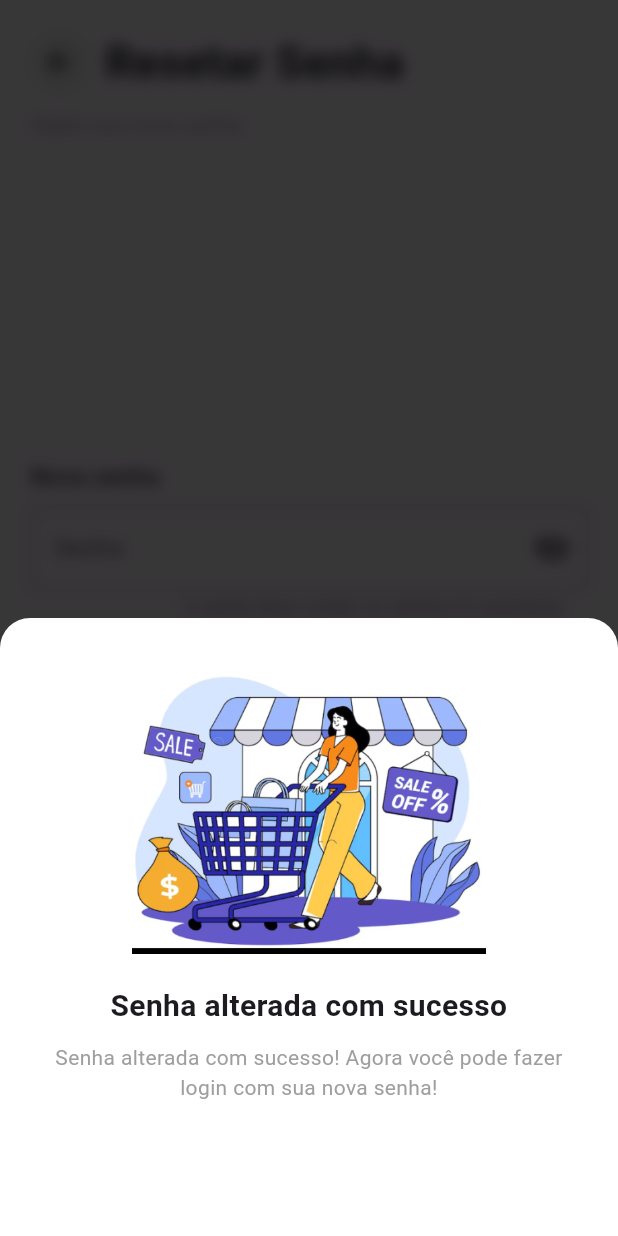
After one commit to RafaelBertasso/SMarket, a Flutter app: the ChangePasswordPage screen opened by its route, after a tap on "Verificar", on a phone screen of 412 x 824 dp. The commit adds this screen. Run offline on Flutter 3.47's test engine with Material 3 defaults, Android fonts, the phone set to English and light mode, and no system bars; our stand-ins replace google_fonts.

Commit message:
Finalização das telas de login e algumas modificações dentro

```diff
--- /dev/null
+++ b/lib/screens/change.password.page.dart
@@ -0,0 +1,168 @@
+import 'dart:ui';
+
+import 'package:flutter/material.dart';
+import 'package:smarket/components/custom.button.dart';
+
+class ChangePasswordPage extends StatelessWidget {
+  const ChangePasswordPage({super.key});
+
+  @override
+  Widget build(BuildContext context) {
+    return Scaffold(
+      body: SafeArea(
+        child: Padding(
+          padding: const EdgeInsets.all(20),
+          child: Column(
+            children: [
+              Row(
+                children: [
+                  CircleAvatar(
+                    radius: 20,
+                    backgroundColor: Colors.grey[200],
+                    child: IconButton(
+                      icon: Icon(Icons.arrow_back, color: Colors.black),
+                      style: ButtonStyle(visualDensity: VisualDensity.compact),
+                      onPressed: () {
+                        Navigator.pushNamed(context, '/verify');
+                      },
+                    ),
+                  ),
+                  SizedBox(width: 10),
+                  Text(
+                    'Resetar Senha',
+                    style: TextStyle(fontWeight: FontWeight.bold, fontSize: 30),
+                  ),
+                ],
+              ),
+              SizedBox(height: 10),
+              Align(
+                alignment: Alignment.centerLeft,
+                child: Text(
+                  'Digite sua nova senha',
+                  style: TextStyle(color: Colors.grey),
+                ),
+              ),
+              SizedBox(height: 20),
+              Expanded(
+                child: Column(
+                  mainAxisAlignment: MainAxisAlignment.center,
+                  children: [
+                    Align(
+                      alignment: Alignment.centerLeft,
+                      child: Text(
+                        'Nova senha',
+                        style: TextStyle(
+                          fontSize: 16,
+                          fontWeight: FontWeight.w500,
+                        ),
+                      ),
+                    ),
+                    SizedBox(height: 8),
+                    TextField(
+                      obscureText: true,
+                      decoration: InputDecoration(
+                        border: OutlineInputBorder(),
+                        hintText: 'Senha',
+                        suffixIcon: Icon(Icons.visibility_off),
+                        counterText:
+                            'A senha deve conter no mínimo 8 caracteres',
+                      ),
+                    ),
+                    SizedBox(height: 30),
+                    Align(
+                      alignment: Alignment.centerLeft,
+                      child: Text(
+                        'Confirme sua senha',
+                        style: TextStyle(
+                          fontSize: 16,
+                          fontWeight: FontWeight.w500,
+                        ),
+                      ),
+                    ),
+                    SizedBox(height: 8),
+                    TextField(
+                      obscureText: true,
+                      decoration: InputDecoration(
+                        border: OutlineInputBorder(),
+                        hintText: 'Senha',
+                        suffixIcon: Icon(Icons.visibility_off),
+                        counterText: 'As senhas devem ser iguais',
+                      ),
+                    ),
+                  ],
+                ),
+              ),
+              CustomButton(
+                text: 'Verificar',
+                onPressed: () {
+                  showModalBottomSheet(
+                    context: context,
+                    isScrollControlled: true,
+                    backgroundColor: Colors.transparent,
+                    builder: (BuildContext context) {
+                      return Stack(
+                        children: [
+                          BackdropFilter(
+                            filter: ImageFilter.blur(sigmaX: 5, sigmaY: 5),
+                            child: Container(
+                              color: const Color.fromARGB(132, 0, 0, 0),
+                            ),
+                          ),
+                          DraggableScrollableSheet(
+                            initialChildSize: 0.5,
+                            minChildSize: 0.5,
+                            maxChildSize: 0.5,
+                            builder:
+                                (_, controller) => Container(
+                                  padding: const EdgeInsets.all(24),
+                                  decoration: BoxDecoration(
+                                    color: Colors.white,
+                                    borderRadius: BorderRadius.vertical(
+                                      top: Radius.circular(20),
+                                    ),
+                                  ),
+                                  child: Column(
+                                    children: [
+                                      Image.asset(
+                                        'assets/images/success.png',
+                                        height: 200,
+                                      ),
+                                      const SizedBox(height: 20),
+                                      const Text(
+                                        'Senha alterada com sucesso',
+                                        textAlign: TextAlign.center,
+                                        style: TextStyle(
+                                          fontSize: 20,
+                                          fontWeight: FontWeight.bold,
+                                        ),
+                                      ),
+                                      const SizedBox(height: 10),
+                                      const Text(
+                                        'Senha alterada com sucesso! Agora você pode fazer login com sua nova senha!',
+                                        textAlign: TextAlign.center,
+                                        style: TextStyle(
+                                          fontSize: 14,
+                                          color: Colors.grey,
+                                        ),
+                                      ),
+                                    ],
+                                  ),
+                                ),
+                          ),
+                        ],
+                      );
+                    },
+                  );
+                  Future.delayed(Duration(seconds: 5), () {
+                    Navigator.of(context).pop();
+                    Navigator.of(context).pushReplacementNamed('/login');
+                  });
+                },
+              ),
+            ],
+          ),
+        ),
+      ),
+    );
+  }
+}
--- a/lib/screens/favorites.page.dart
+++ b/lib/screens/favorites.page.dart
@@ -10,7 +10,7 @@ class FavoritesPage extends StatelessWidget {
         leading: IconButton(
           icon: Icon(Icons.arrow_back),
           onPressed: () {
-            NavBar.switchToTab(context, 0); // Navigate back to HomePage
+            NavBar.switchToTab(context, 0);
           },
         ),
         title: Row(
@@ -42,7 +42,7 @@ class FavoritesPage extends StatelessWidget {
         ),
       ),
       body: ListView.builder(
-        itemCount: 10, // Example: 10 products
+        itemCount: 10,
         itemBuilder: (context, index) {
           return GestureDetector(
             onTap: () {
@@ -62,7 +62,7 @@ class FavoritesPage extends StatelessWidget {
                 borderRadius: BorderRadius.circular(8.0),
                 boxShadow: [
                   BoxShadow(
-                    color: Colors.grey.withOpacity(0.5),
+                    color: const Color.fromARGB(127, 158, 158, 158),
                     spreadRadius: 2,
                     blurRadius: 5,
                     offset: Offset(0, 3),
--- a/lib/screens/profile.page.dart
+++ b/lib/screens/profile.page.dart
@@ -87,7 +87,7 @@ class ProfilePage extends StatelessWidget {
       padding: const EdgeInsets.symmetric(horizontal: 45, vertical: 10),
       child: InkWell(
         onTap: () {
-          // Você pode colocar a navegação aqui futuramente
+          // Funcionalidade do botão
         },
         child: Row(
           children: [
--- a/lib/screens/scan.page.dart
+++ b/lib/screens/scan.page.dart
@@ -1,6 +1,7 @@
 import 'package:flutter/material.dart';
 
 class ScanPage extends StatelessWidget {
+  const ScanPage({super.key});
   @override
   Widget build(BuildContext context) {
     return Center(child: Text('Página camera'));
--- a/lib/screens/smarket.app.page.dart
+++ b/lib/screens/smarket.app.page.dart
@@ -1,5 +1,6 @@
 import 'package:flutter/material.dart';
 import 'package:smarket/components/navbar.dart';
+import 'package:smarket/screens/change.password.page.dart';
 import 'package:smarket/screens/forgot.password.page.dart';
 import 'package:smarket/screens/home.page.dart';
 import 'package:smarket/screens/login.page.dart';
@@ -24,6 +25,7 @@ class SMarketApp extends StatelessWidget {
         '/verify': (context) => const VerifyPage(),
         '/profile': (context) => const ProfilePage(),
         '/location': (context) => const LocationPage(),
+        '/reset': (context) => const ChangePasswordPage()
       },
       initialRoute: '/login',
       debugShowCheckedModeBanner: false,
--- a/pubspec.yaml
+++ b/pubspec.yaml
@@ -65,6 +65,7 @@ flutter:
   - 'assets/images/google_icon.png'
   - 'assets/images/cafe.png'
   - 'assets/images/map_bg.jpg'
+  - 'assets/images/success.png'
 
 
   # An image asset can refer to one or more resolution-specific "variants", see
```
Also changed, not shown: lib/screens/home.page.dart (+8 -13 lines), lib/screens/location.page.dart (+3 -6 lines), lib/screens/product.info.page.dart (+14 -7 lines), lib/screens/register.page.dart (+7 -5 lines), lib/screens/settings.page.dart (+5 -9 lines), assets/images/success.png (added).
